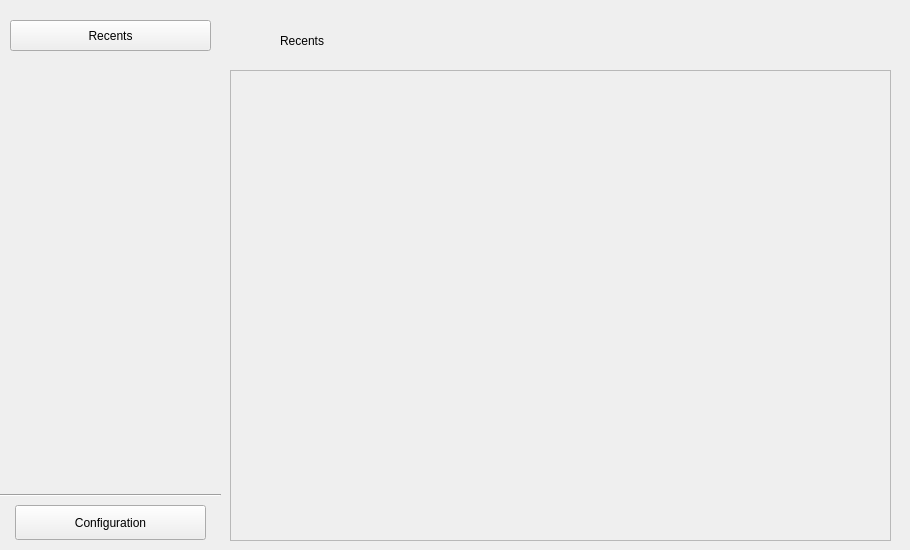
Old version of the form src/components/projects-panel/projectspanel.ui in the repository RapidWebForge/RapidWebForgeApp.
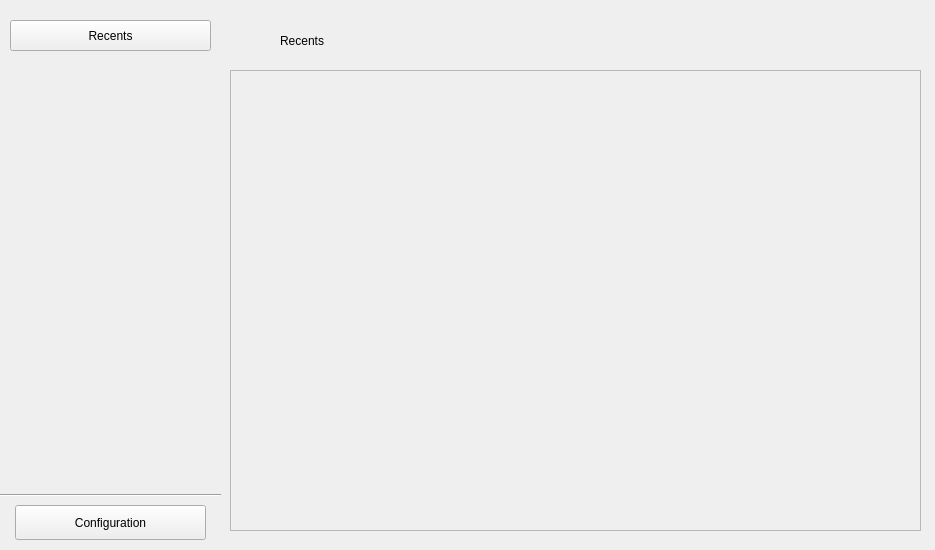
New version of the form. Icons and pictures are not drawn.

```diff
--- a/src/components/projects-panel/projectspanel.ui
+++ b/src/components/projects-panel/projectspanel.ui
@@ -6,7 +6,7 @@
    <rect>
     <x>0</x>
     <y>0</y>
-    <width>910</width>
+    <width>935</width>
     <height>550</height>
    </rect>
   </property>
@@ -31,8 +31,8 @@
     <rect>
      <x>230</x>
      <y>70</y>
-     <width>661</width>
-     <height>471</height>
+     <width>691</width>
+     <height>461</height>
     </rect>
    </property>
    <property name="verticalScrollBarPolicy">
@@ -46,8 +46,8 @@
      <rect>
       <x>0</x>
       <y>0</y>
-      <width>659</width>
-      <height>469</height>
+      <width>689</width>
+      <height>459</height>
      </rect>
     </property>
     <widget class="QWidget" name="gridLayoutWidget">
@@ -55,8 +55,8 @@
       <rect>
        <x>4</x>
        <y>0</y>
-       <width>651</width>
-       <height>491</height>
+       <width>681</width>
+       <height>461</height>
       </rect>
      </property>
      <layout class="QGridLayout" name="gridLayout"/>
```
